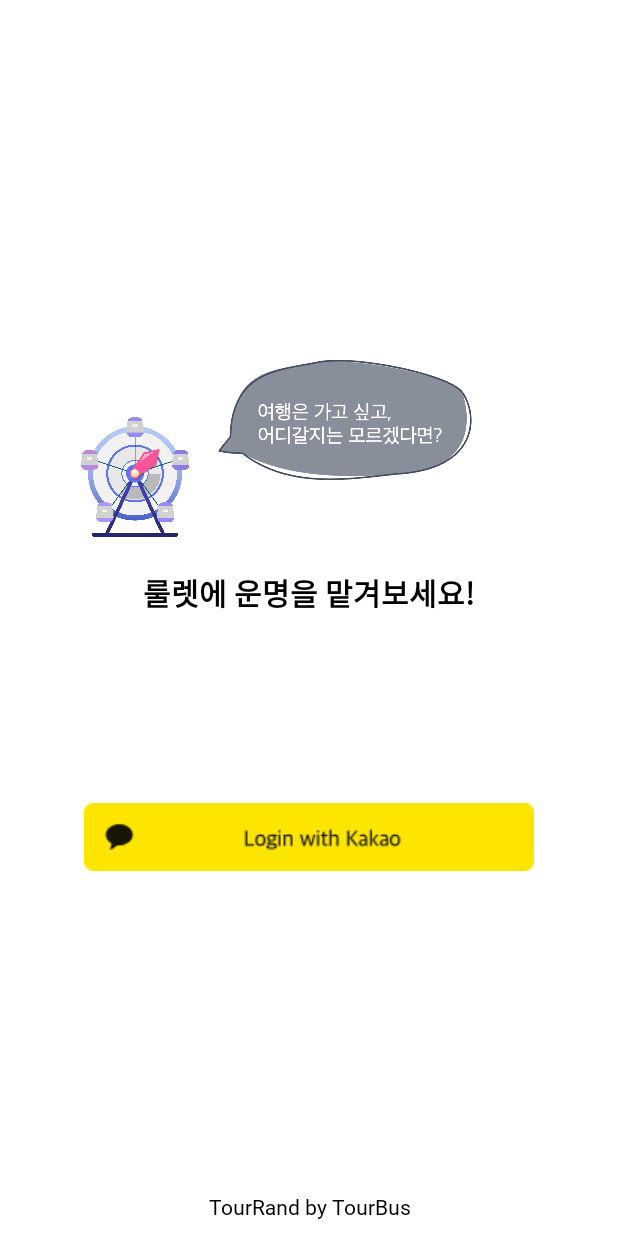
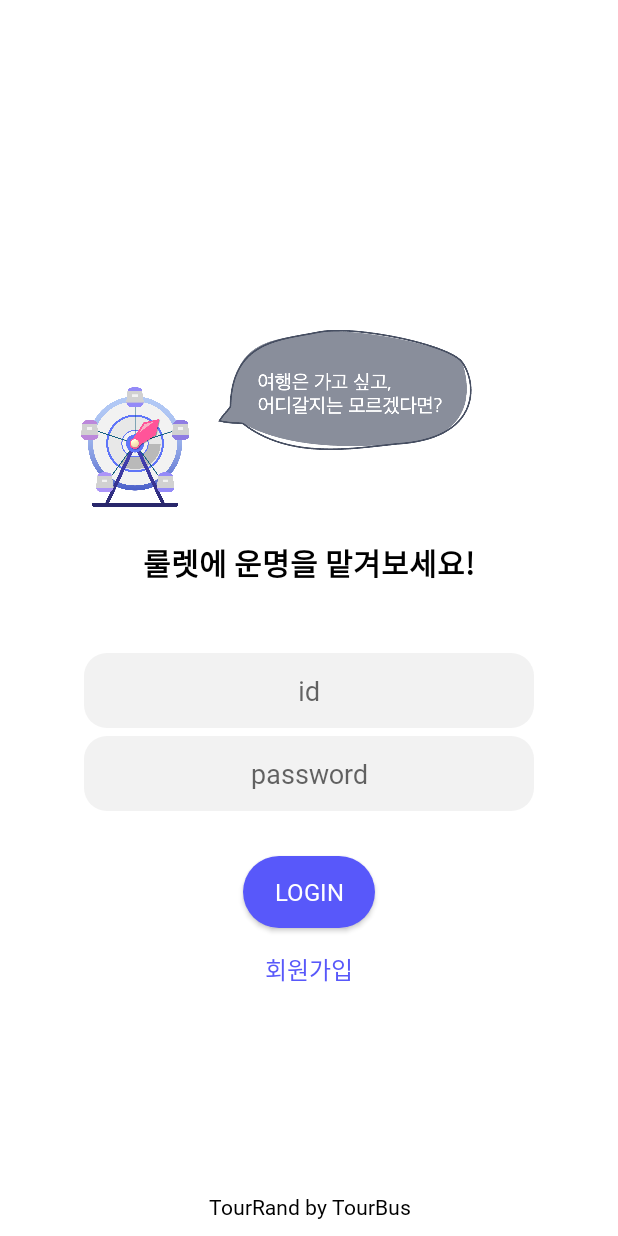
Before and after one commit to moonazn/TourRand_main, an Android app: the MainActivity screen opened directly, with no data from a screen before it, on a phone screen of 412 x 824 dp. Run offline under Robolectric (Android 15) with nearby library versions, the phone set to English and light mode, and no system bars; libraries missing offline, so code that uses them is left out: com.kakao.sdk; pictures from the network do not load; 1 statement that could not run was skipped.

Commit message:
0826 앱 자체 회원가입, 로그인 창 구현

```diff
--- a/app/src/main/AndroidManifest.xml
+++ b/app/src/main/AndroidManifest.xml
@@ -19,6 +19,9 @@
         android:theme="@style/Theme.TourRand"
         android:usesCleartextTraffic="true"
         tools:targetApi="31">
+        <activity
+            android:name=".JoinActivity"
+            android:exported="false" />
         <activity
             android:name=".CustomQuestionActivity"
             android:exported="false" />
--- a/app/src/main/java/com/tourbus/tourrand/MainActivity.java
+++ b/app/src/main/java/com/tourbus/tourrand/MainActivity.java
@@ -16,7 +16,10 @@ import android.os.Looper;
 import android.util.Base64;
 import android.util.Log;
 import android.view.View;
+import android.view.animation.Animation;
+import android.view.animation.AnimationUtils;
 import android.widget.Button;
+import android.widget.EditText;
 import android.widget.ImageView;
 import android.widget.TextView;
 
@@ -44,6 +47,10 @@ public class MainActivity extends AppCompatActivity {
     private ImageView kakaoLoginButton;
     private Handler handler;
     private  String inputText;
+
+    private EditText idEditText, pwEditText;
+    private Button loginBtn;
+    private TextView join;
 
     @Override
     public void onCreate(Bundle savedInstanceState) {
@@ -125,6 +132,44 @@ public class MainActivity extends AppCompatActivity {
         });
 
 
+        idEditText = findViewById(R.id.idEditText);
+        pwEditText = findViewById(R.id.pwEditText);
+        loginBtn = findViewById(R.id.loginBtn);
+        join = findViewById(R.id.join);
+
+        TextView loginInfoText = findViewById(R.id.loginCheckInfo);
+
+        loginBtn.setOnClickListener(new View.OnClickListener() {
+            @Override
+            public void onClick(View v) {
+
+                if(isLoginValid(idEditText.getText().toString(), pwEditText.getText().toString())) {
+                    Intent intent = new Intent(MainActivity.this, HomeActivity.class);
+                    startActivity(intent);
+                    overridePendingTransition(R.anim.fade_in, R.anim.fade_out);
+                    finish();
+                } else {
+                    loginInfoText.setVisibility(View.VISIBLE);
+                    Animation shake = AnimationUtils.loadAnimation(MainActivity.this, R.anim.shake_fast);
+                    loginInfoText.startAnimation(shake);
+                }
+            }
+        });
+
+        join.setOnClickListener(new View.OnClickListener() {
+            @Override
+            public void onClick(View v) {
+                Intent intent = new Intent(MainActivity.this, JoinActivity.class);
+                startActivity(intent);
+                overridePendingTransition(R.anim.fade_in, R.anim.fade_out);
+                finish();
+            }
+        });
+
+    }
+
+    private boolean isLoginValid(String id, String pw){
+        return true;
     }
 
     private void showLoginFailedDialog(String message) {
--- a/app/src/main/res/layout/activity_main.xml
+++ b/app/src/main/res/layout/activity_main.xml
@@ -12,7 +12,7 @@
         android:layout_width="80dp"
         android:layout_height="80dp"
         app:layout_constraintTop_toTopOf="parent"
-        android:layout_marginTop="278dp"
+        android:layout_marginTop="258dp"
         app:layout_constraintLeft_toLeftOf="parent"
         android:layout_marginLeft="50dp"
         android:src="@drawable/logo_colorback"/>
@@ -24,7 +24,7 @@
         android:src="@drawable/logindesign2"
         app:layout_constraintTop_toTopOf="parent"
         app:layout_constraintLeft_toLeftOf="parent"
-        android:layout_marginTop="230dp"
+        android:layout_marginTop="210dp"
         android:layout_marginLeft="145dp" />
 
     <TextView
@@ -42,6 +42,72 @@
         android:textSize="20dp"
         android:fontFamily="@font/pyeongchang_regular"/>
 
+    <TextView
+        android:id="@+id/loginCheckInfo"
+        android:layout_width="match_parent"
+        android:layout_height="wrap_content"
+        app:layout_constraintTop_toBottomOf="@id/mainText"
+        android:gravity="center"
+        android:text="유효하지 않은 로그인 정보입니다."
+        android:fontFamily="@font/pyeongchang_regular"
+        android:textSize="15sp"
+        android:layout_marginTop="18dp"
+        android:textColor="#F4473F"
+        android:visibility="gone"/>
+
+    <EditText
+        android:id="@+id/idEditText"
+        android:layout_width="300dp"
+        android:layout_height="50dp"
+        app:layout_constraintTop_toBottomOf="@id/mainText"
+        app:layout_constraintLeft_toLeftOf="parent"
+        app:layout_constraintRight_toRightOf="parent"
+        android:layout_marginTop="45dp"
+        android:background="@drawable/rounded_corner_background"
+        android:hint="id"
+        android:fontFamily="@font/pyeongchang_bold"
+        android:gravity="center"/>
+
+    <EditText
+        android:id="@+id/pwEditText"
+        android:layout_width="300dp"
+        android:layout_height="50dp"
+        app:layout_constraintTop_toBottomOf="@id/idEditText"
+        app:layout_constraintLeft_toLeftOf="parent"
+        app:layout_constraintRight_toRightOf="parent"
+        android:layout_marginTop="5dp"
+        android:background="@drawable/rounded_corner_background"
+        android:hint="password"
+        android:fontFamily="@font/pyeongchang_bold"
+        android:gravity="center"/>
+
+    <android.widget.Button
+        android:id="@+id/loginBtn"
+        android:layout_width="wrap_content"
+        android:layout_height="wrap_content"
+        android:text="Login"
+        app:layout_constraintTop_toBottomOf="@id/pwEditText"
+        app:layout_constraintLeft_toLeftOf="parent"
+        app:layout_constraintRight_toRightOf="parent"
+        android:layout_marginTop="30dp"
+        android:textColor="@color/white"
+        android:textSize="16sp"
+        android:fontFamily="@font/pyeongchang_bold"
+        android:background="@drawable/rounded_filled_square"/>
+
+    <TextView
+        android:id="@+id/join"
+        android:layout_width="wrap_content"
+        android:layout_height="wrap_content"
+        android:text="회원가입"
+        app:layout_constraintTop_toBottomOf="@id/loginBtn"
+        app:layout_constraintLeft_toLeftOf="parent"
+        app:layout_constraintRight_toRightOf="parent"
+        android:fontFamily="@font/pyeongchang_bold"
+        android:textSize="16sp"
+        android:textColor="#5858FA"
+        android:layout_marginTop="15dp"/>
+
     <ImageView
         android:id="@+id/btn_kakao_login"
         android:layout_width="wrap_content"
@@ -50,6 +116,7 @@
         app:layout_constraintTop_toBottomOf="@id/mainText"
         app:layout_constraintLeft_toLeftOf="parent"
         app:layout_constraintRight_toRightOf="parent"
+        android:visibility="gone"
         android:layout_marginTop="125dp"/>
 
 <!--    <Button-->
--- a/app/src/main/res/values/colors.xml
+++ b/app/src/main/res/values/colors.xml
@@ -42,5 +42,9 @@
 
     <color name="selected_day_background">#D3E4FF</color>
 
+    <color name="red"> #F4473F </color>
+    <color name="blue"> #5858FA </color>
+
+
 
 </resources>
```
Also changed, not shown: app/src/main/java/com/tourbus/tourrand/JoinActivity.java (added, +128 -0 lines), app/src/main/res/layout/activity_join.xml (added, +161 -0 lines).
